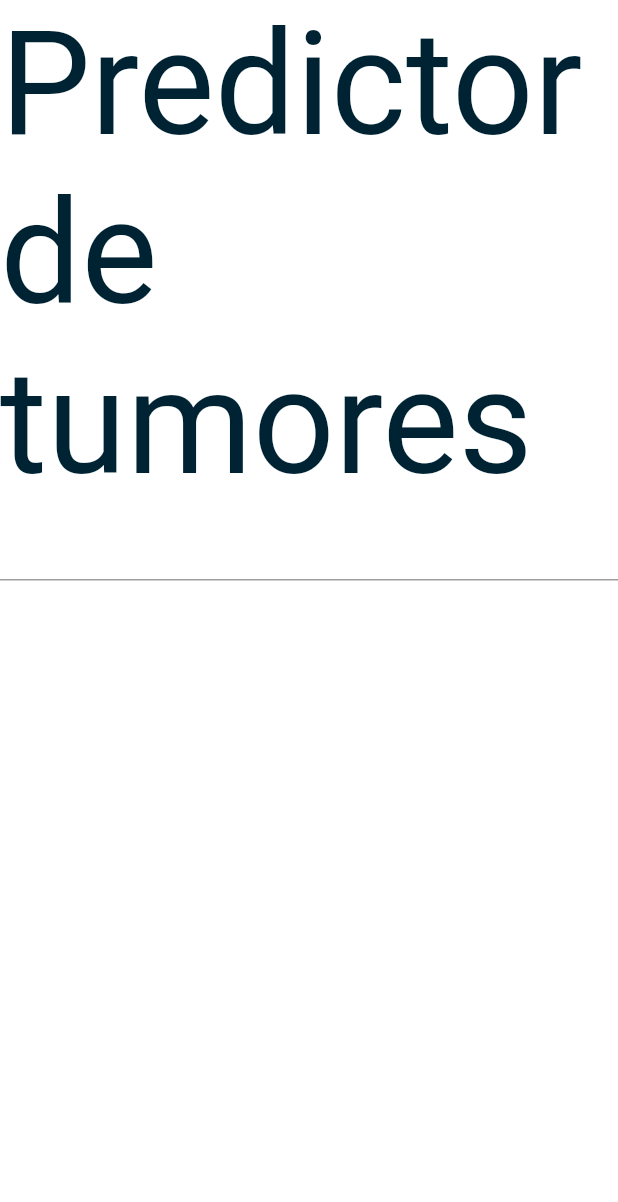
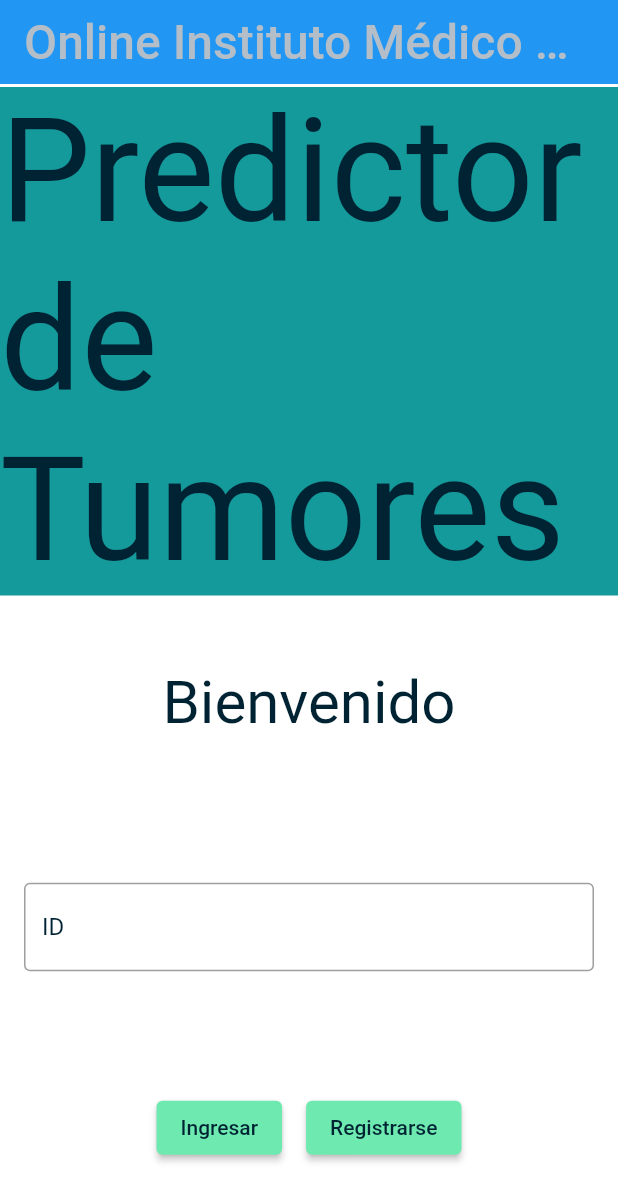
Before and after one commit to CAMsay234/test_ingswPT, a Flutter app: the screen it shows after launch, on a phone screen of 412 x 824 dp. Shown: the top 1202 px of the screen. Run offline on Flutter 3.47's test engine with Material 2 defaults, Android fonts, the phone set to English and light mode, and no system bars.

Commit message:
feat: primer diseño loggin

```diff
--- a/lib/login_page.dart
+++ b/lib/login_page.dart
@@ -2,35 +2,85 @@
 
 import 'package:flutter/material.dart';
 
-class LoginPage extends StatelessWidget{
+class LoginPage extends StatelessWidget {
   const LoginPage({super.key});
 
   @override
-  Widget build(BuildContext context){
-    return  Scaffold(
-      backgroundColor: const Color(0xFFFFFFFF),
-      body:  Column(
+  Widget build(BuildContext context) {
+    return Scaffold(
+      backgroundColor: Colors.white,
+      body: Column(
         children: [
-          //Image.asset('assets/logo_tumor.png'),
-          const Text ("Predictor de tumores",
-                      textAlign: TextAlign.left,
-                      style: TextStyle(
-                             fontSize: 96,
-                             color:  Color(0xFF002333)
+          AppBar(
+            title: const Text(
+              "Online Instituto Médico UPB",
+              style: TextStyle(fontSize: 32, color: Color(0xFFB4BEC9)),
+            ),
+          ),
+          Container(
+            color: const Color(0xFFFFFFFF),
+            height: 2,
+          ),
+          Container(
+            color: const Color(0xff159A9C),
+            child: const Text(
+              "Predictor de Tumores",
+              style: TextStyle(fontSize: 96, color: Color(0xFF002333)),
+            ),
+          ),
+          Expanded(
+            child: Container(
+              padding: const EdgeInsets.all(16),
+              child: Column(
+                mainAxisAlignment: MainAxisAlignment.spaceEvenly, // Añadir espacio entre los elementos
+                children: [
+                  const Text(
+                    "Bienvenido",
+                    style: TextStyle(fontSize: 40, color: Color(0xFF002333)),
+                  ),
+                  const SizedBox(height: 32), // Aumentar el espacio entre los elementos
+                  TextFormField(
+                    decoration: const InputDecoration(
+                      labelText: "ID",
+                      labelStyle: TextStyle(color: Color(0xFF002333)),
+                      border: OutlineInputBorder(
+                        borderSide: BorderSide(color: Color(0xFF002333)),
                       ),
                     ),
-          TextFormField(),
-          const Spacer(),
-          const SizedBox(
-            height: 60,
-            width: 120,
-            child: InkWell(),
+                  ),
+                  const SizedBox(height: 16),
+                  Row(
+                    mainAxisAlignment: MainAxisAlignment.center,
+                    children: [
+                      ElevatedButton(
+                        onPressed: () {},
+                        style: ElevatedButton.styleFrom(
+                          backgroundColor: const Color(0xFF6EEAB0),
+                        ),
+                        child: const Text(
+                          "Ingresar",
+                          style: TextStyle(color: Color(0xFF002333)),
+                        ),
+                      ),
+                      const SizedBox(width: 16),
+                      ElevatedButton(
+                        onPressed: () {},
+                        style: ElevatedButton.styleFrom(
+                          backgroundColor: const Color(0xFF6EEAB0),
+                        ),
+                        child: const Text(
+                          "Registrarse",
+                          style: TextStyle(color: Color(0xFF002333)),
+                        ),
+                      ),
+                    ],
+                  ),
+                ],
+              ),
+            ),
           ),
-          const Spacer(),
         ],
-
-
-      )
+      ),
     );
   }
 }
```
